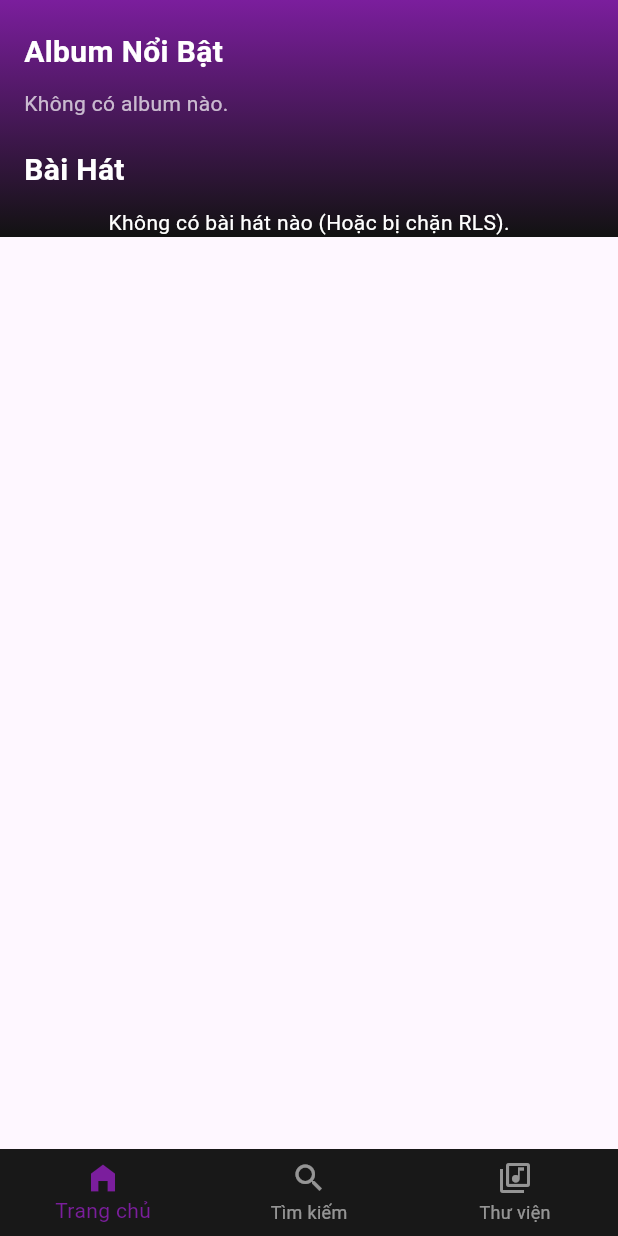
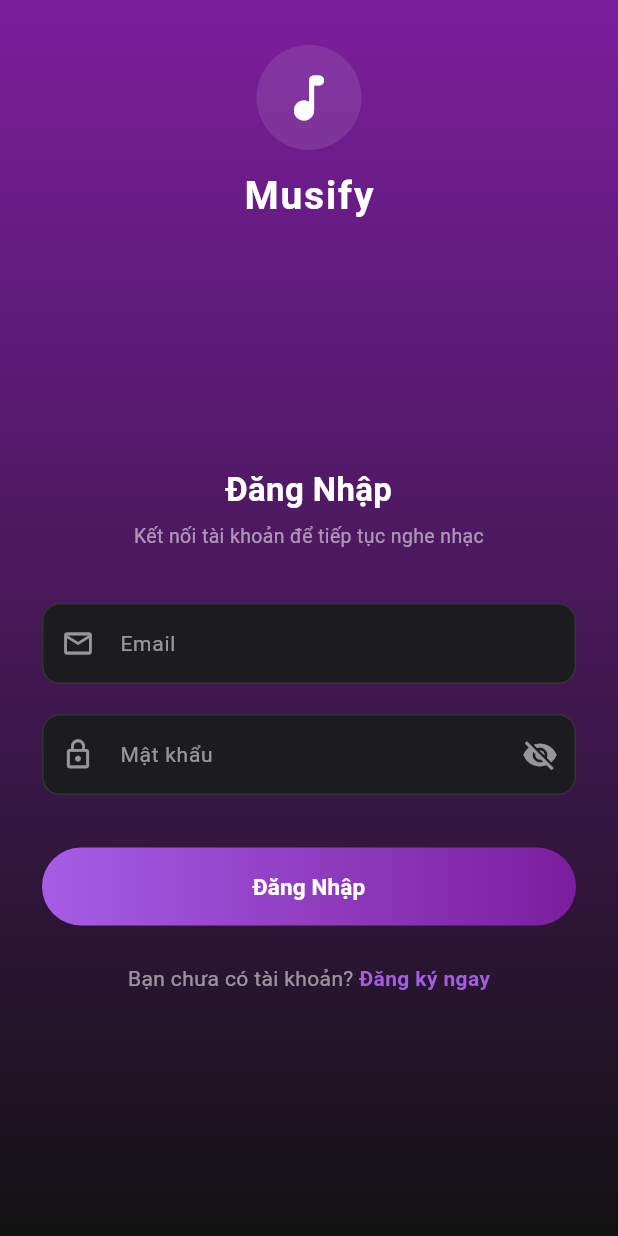
Before and after one commit to Anh-BE/flutter_music_podcast_app, a Flutter app: the screen it shows after launch, on a phone screen of 412 x 824 dp. Run offline on Flutter 3.47's test engine with Material 3 defaults, Android fonts, the phone set to English and light mode, and no system bars; our stand-ins replace audio_video_progress_bar, firebase_core, font_awesome_flutter, just_audio, phosphor_flutter, rxdart and 1 more; accounts and stored records are empty.

Commit message:
dang nhap , dang ky, profile cơ bản

```diff
--- a/lib/main.dart
+++ b/lib/main.dart
@@ -6,6 +6,7 @@ import 'screen/welcome_screen.dart';
 import 'screen/list_songs_screen .dart';
 import 'screen/play_song.dart';
 import 'screen/main_screen.dart';
+import 'screen/sign_in_screen.dart';
 
 void main() async {
   WidgetsFlutterBinding.ensureInitialized();
@@ -26,7 +27,10 @@ class MyApp extends StatelessWidget {
   Widget build(BuildContext context) {
     return MaterialApp(
       debugShowCheckedModeBanner: false,
-      home: MainScreen(),
+      // Logic kiểm tra Session đăng nhập tự động
+      home: Supabase.instance.client.auth.currentUser != null
+          ? const MainScreen()
+          : const SignInScreen(),
     );
   }
 }
--- a/lib/models/models_userProfileModel.dart
+++ b/lib/models/models_userProfileModel.dart
@@ -0,0 +1,23 @@
+class UserProfileModel {
+  final String id;
+  final String username;
+  final String avatarUrl;
+  final DateTime createdAt;
+
+  UserProfileModel({
+    required this.id,
+    required this.username,
+    required this.avatarUrl,
+    required this.createdAt,
+  });
+
+  // Ánh xạ dữ liệu bản ghi từ Supabase (Map) sang đối tượng trong Flutter
+  factory UserProfileModel.fromJson(Map<String, dynamic> json) {
+    return UserProfileModel(
+      id: json['id'] as String,
+      username: json['username'] as String? ?? 'Người dùng Musify',
+      avatarUrl: json['avatar_url'] as String? ?? 'https://bwcygbzraxmilppnwxhg.supabase.co/storage/v1/object/public/music_assets/user-default.jpg',
+      createdAt: DateTime.parse(json['created_at'] as String),
+    );
+  }
+}
--- a/lib/screen/main_screen.dart
+++ b/lib/screen/main_screen.dart
@@ -1,5 +1,6 @@
 import 'package:flutter/material.dart';
 import 'list_songs_screen .dart';
+import 'profile_screen.dart';
 
 class MainScreen extends StatefulWidget {
   const MainScreen({super.key});
@@ -15,6 +16,7 @@ class _MainScreenState extends State<MainScreen> {
     ListSongsScreen(),
     const Center(child: Text('Tìm kiếm', style: TextStyle(color: Colors.white, fontSize: 24))),
     const Center(child: Text('Thư viện', style: TextStyle(color: Colors.white, fontSize: 24))),
+    const ProfileScreen()
   ];
 
   void _onItemTapped(int index) {
@@ -58,6 +60,7 @@ class _MainScreenState extends State<MainScreen> {
             BottomNavigationBarItem(icon: Icon(Icons.home_filled), label: 'Trang chủ'),
             BottomNavigationBarItem(icon: Icon(Icons.search), label: 'Tìm kiếm'),
             BottomNavigationBarItem(icon: Icon(Icons.library_music_outlined), label: 'Thư viện'),
+            BottomNavigationBarItem(icon: Icon(Icons.person), label: 'Profile'),
           ],
         ),
       ),
--- a/lib/screen/sign_in_screen.dart
+++ b/lib/screen/sign_in_screen.dart
@@ -0,0 +1,193 @@
+
+import '../colors/app_colors.dart';
+
+import 'package:flutter/material.dart';
+import '../models/Supabase_Service.dart';
+
+import 'main_screen.dart';
+import 'sign_up_screen.dart';
+
+class SignInScreen extends StatefulWidget {
+  const SignInScreen({super.key});
+
+  @override
+  State<SignInScreen> createState() => _SignInScreenState();
+}
+
+class _SignInScreenState extends State<SignInScreen> {
+  final _formKey = GlobalKey<FormState>();
+  final _emailController = TextEditingController();
+  final _passwordController = TextEditingController();
+  bool _obscureText = true;
+  bool _isLoading = false;
+
+  void _showFriendlyMessage(String message, bool isError) {
+    ScaffoldMessenger.of(context).showSnackBar(
+      SnackBar(
+        content: Row(
+          children: [
+            Icon(isError ? Icons.error_outline : Icons.check_circle_outline, color: AppColors.textWhite),
+            const SizedBox(width: 10),
+            Expanded(child: Text(message, style: const TextStyle(color: AppColors.textWhite, fontSize: 14))),
+          ],
+        ),
+        backgroundColor: isError ? Colors.redAccent : AppColors.primary,
+        behavior: SnackBarBehavior.floating,
+        margin: const EdgeInsets.all(16),
+        shape: RoundedRectangleBorder(borderRadius: BorderRadius.circular(12)),
+      ),
+    );
+  }
+
+  void _handleSignIn() async {
+    if (_formKey.currentState!.validate()) {
+      setState(() => _isLoading = true);
+      final error = await SupabaseService().signInWithEmail(
+        email: _emailController.text.trim(),
+        password: _passwordController.text.trim(),
+      );
+      if (mounted) setState(() => _isLoading = false);
+
+      if (error == null) {
+        _showFriendlyMessage("Chào mừng bạn quay trở lại với Musify! 🎶", false);
+        Navigator.pushReplacement(context, MaterialPageRoute(builder: (_) => const MainScreen()));
+      } else {
+        _showFriendlyMessage("Email hoặc mật khẩu chưa chính xác. Bạn kiểm tra lại nhé!", true);
+      }
+    }
+  }
+
+  @override
+  Widget build(BuildContext context) {
+    return Scaffold(
+      backgroundColor: AppColors.background,
+      body: Container(
+        width: double.infinity,
+        height: double.infinity,
+        decoration: const BoxDecoration(
+          gradient: LinearGradient(
+            begin: Alignment.topCenter,
+            end: Alignment.bottomCenter,
+            colors: [AppColors.primary, AppColors.background],
+          ),
+        ),
+        child: SafeArea(
+          child: Column(
+            children: [
+              const SizedBox(height: 30),
+              // LOGO NẰM TRÊN CAO RIÊNG BIỆT
+              const CircleAvatar(
+                radius: 35,
+                backgroundColor: Colors.white10,
+                child: Icon(Icons.music_note_rounded, size: 40, color: AppColors.textWhite),
+              ),
+              const SizedBox(height: 12),
+              const Text(
+                'Musify',
+                style: TextStyle(color: AppColors.textWhite, fontSize: 26, fontWeight: FontWeight.bold, letterSpacing: 1.2),
+              ),
+
+              Expanded(
+                child: Center(
+                  child: SingleChildScrollView(
+                    padding: const EdgeInsets.symmetric(horizontal: 28.0),
+                    child: Form(
+                      key: _formKey,
+                      child: Column(
+                        crossAxisAlignment: CrossAxisAlignment.stretch,
+                        children: [
+                          const Text(
+                            'Đăng Nhập',
+                            style: TextStyle(color: AppColors.textWhite, fontSize: 22, fontWeight: FontWeight.bold),
+                            textAlign:TextAlign.center,
+                          ),
+                          const SizedBox(height: 6),
+                          const Text(
+                            'Kết nối tài khoản để tiếp tục nghe nhạc',
+                            style: TextStyle(color: AppColors.textGrey, fontSize: 13),
+                            textAlign: TextAlign.center,
+                          ),
+                          const SizedBox(height: 35),
+
+                          // Email
+                          TextFormField(
+                            controller: _emailController,
+                            style: const TextStyle(color: AppColors.textWhite),
+                            decoration: _buildInputDecoration(label: 'Email', hint: 'nhap@email.com', icon: Icons.email_outlined),
+                            validator: (val) => (val == null || !val.contains("@")) ? 'Vui lòng nhập email hợp lệ' : null,
+                          ),
+                          const SizedBox(height: 20),
+
+                          // Mật khẩu
+                          TextFormField(
+                            controller: _passwordController,
+                            obscureText: _obscureText,
+                            style: const TextStyle(color: AppColors.textWhite),
+                            decoration: _buildInputDecoration(label: 'Mật khẩu', hint: 'Nhập mật khẩu', icon: Icons.lock_outline).copyWith(
+                              suffixIcon: IconButton(
+                                icon: Icon(_obscureText ? Icons.visibility_off : Icons.visibility, color: AppColors.textGrey),
+                                onPressed: () => setState(() => _obscureText = !_obscureText),
+                              ),
+                            ),
+                            validator: (val) => (val == null || val.length < 6) ? 'Mật khẩu yêu cầu từ 6 ký tự' : null,
+                          ),
+                          const SizedBox(height: 35),
+
+                          // Nút Đăng Nhập
+                          Container(
+                            height: 52,
+                            decoration: BoxDecoration(
+                              gradient: const LinearGradient(colors: [AppColors.button, AppColors.primary]),
+                              borderRadius: BorderRadius.circular(26),
+                            ),
+                            child: ElevatedButton(
+                              onPressed: _isLoading ? null : _handleSignIn,
+                              style: ElevatedButton.styleFrom(backgroundColor: Colors.transparent, shadowColor: Colors.transparent, shape: RoundedRectangleBorder(borderRadius: BorderRadius.circular(26))),
+                              child: _isLoading
+                                  ? const SizedBox(width: 20, height: 20, child: CircularProgressIndicator(color: AppColors.textWhite, strokeWidth: 2))
+                                  : const Text('Đăng Nhập', style: TextStyle(fontSize: 15, color: AppColors.textWhite, fontWeight: FontWeight.bold)),
+                            ),
+                          ),
+                          const SizedBox(height: 25),
+
+                          Row(
+                            mainAxisAlignment: MainAxisAlignment.center,
+                            children: [
+                              const Text("Bạn chưa có tài khoản? ", style: TextStyle(color: AppColors.textGrey, fontSize: 14)),
+                              GestureDetector(
+                                onTap: () => Navigator.push(context, MaterialPageRoute(builder: (_) => const SignUpScreen())),
+                                child: const Text("Đăng ký ngay", style: TextStyle(color: AppColors.button, fontWeight: FontWeight.bold)),
+                              ),
+                            ],
+                          ),
+                        ],
+                      ),
+                    ),
+                  ),
+                ),
+              ),
+            ],
+          ),
+        ),
+      ),
+    );
+  }
+
+  InputDecoration _buildInputDecoration({required String label, required String hint, required IconData icon}) {
+    return InputDecoration(
+      labelText: label,
+      labelStyle: const TextStyle(color: AppColors.textGrey, fontSize: 14),
+      hintText: hint,
+      hintStyle: const TextStyle(color: Colors.white24, fontSize: 13),
+      prefixIcon: Icon(icon, color: AppColors.textGrey, size: 22),
+      filled: true,
+      fillColor: const Color(0xFF1C1B1F),
+      contentPadding: const EdgeInsets.symmetric(vertical: 15, horizontal: 18),
+      enabledBorder: OutlineInputBorder(borderRadius: BorderRadius.circular(12), borderSide: const BorderSide(color: Colors.white10)),
+      focusedBorder: OutlineInputBorder(borderRadius: BorderRadius.circular(12), borderSide: const BorderSide(color: AppColors.primary, width: 1.5)),
+      errorBorder: OutlineInputBorder(borderRadius: BorderRadius.circular(12), borderSide: const BorderSide(color: Colors.redAccent)),
+      focusedErrorBorder: OutlineInputBorder(borderRadius: BorderRadius.circular(12), borderSide: const BorderSide(color: Colors.redAccent, width: 1.5)),
+      errorStyle: const TextStyle(color: Colors.redAccent),
+    );
+  }
+}
```
Also changed, not shown: lib/models/Supabase_Service.dart (+65 -0 lines), lib/screen/profile_screen.dart (+139 -0 lines), lib/screen/sign_up_screen.dart (+183 -0 lines), lib/colors/app_colors.dart (line endings or trailing spaces), lib/models/models_music.dart (line endings or trailing spaces).
